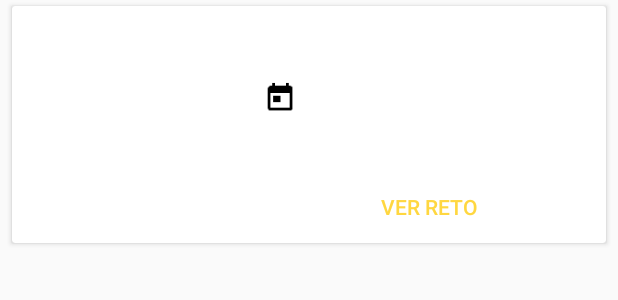
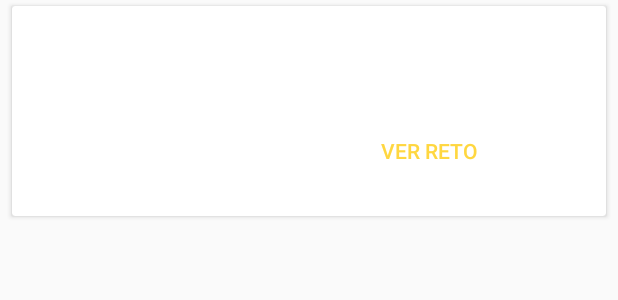
Before and after one commit to GerardoDRM/CampusPartyEconomiaNaranja, an Android app: the layout item_challenges.xml on its own in the app's theme, with its tools: preview values and no code run, on a phone screen of 412 x 824 dp. Shown: the top 300 px of the screen. Run offline under Robolectric (Android 15) with nearby library versions, the phone set to English and light mode, and no system bars.

Commit message:
Fixing details on Challenges and Convocations

```diff
--- a/app/src/main/AndroidManifest.xml
+++ b/app/src/main/AndroidManifest.xml
@@ -34,6 +34,11 @@
             android:parentActivityName="com.craftcode.android.clicksocial.SearchActivity"
             android:theme="@style/AppTheme.NoActionBar" />
 
+        <activity android:name=".WelcomeActivity"
+            android:screenOrientation="portrait"
+            android:theme="@style/AppTheme.NoActionBar"
+            />
+
         <meta-data android:name="com.google.android.geo.API_KEY" android:value="AIzaSyDV4oRSxxaP52OPiQtYZQB7EEoc8tDiu7E"/>
     </application>
 
--- a/app/src/main/java/com/craftcode/android/clicksocial/ChallengesFragment.java
+++ b/app/src/main/java/com/craftcode/android/clicksocial/ChallengesFragment.java
@@ -4,6 +4,7 @@ import android.os.Bundle;
 import android.support.v4.app.Fragment;
 import android.support.v7.widget.RecyclerView;
 import android.support.v7.widget.StaggeredGridLayoutManager;
+import android.util.Log;
 import android.view.LayoutInflater;
 import android.view.View;
 import android.view.ViewGroup;
--- a/app/src/main/java/com/craftcode/android/clicksocial/ConvocationsFragment.java
+++ b/app/src/main/java/com/craftcode/android/clicksocial/ConvocationsFragment.java
@@ -109,6 +109,7 @@ public class ConvocationsFragment extends Fragment {
 
             @Override
             public void onFailure(Throwable t) {
+                Log.d("ERROR DATA", t.getMessage());
                 if (!GeneralConst.checkNetwork(getContext()))
                     GeneralConst.showMessageConnection(getContext());
             }
--- a/app/src/main/java/com/craftcode/android/clicksocial/WelcomeActivity.java
+++ b/app/src/main/java/com/craftcode/android/clicksocial/WelcomeActivity.java
@@ -186,7 +186,7 @@ public class WelcomeActivity extends AppCompatActivity {
             dotsLayout.addView(dots[i]);
         }
 
-        if (dots.length > 0)
-            dots[currentPage].setTextColor(getResources().getColor(R.color.colorAccent));
+//        if (dots.length > 0)
+//            dots[currentPage].setTextColor(getResources().getColor(R.color.colorAccent));
     }
 }
--- a/app/src/main/res/layout/item_challenges.xml
+++ b/app/src/main/res/layout/item_challenges.xml
@@ -11,7 +11,7 @@
 
     <LinearLayout
         android:layout_width="match_parent"
-        android:layout_height="match_parent"
+        android:layout_height="140dp"
         android:orientation="horizontal"
         >
 
@@ -34,36 +34,35 @@
                 android:paddingLeft="8dp"
                 android:paddingRight="8dp"
                 android:paddingStart="8dp"
-
                 android:paddingTop="4dp"
                 android:textColor="@color/black_semi_transparent"
-                android:textSize="24sp" />
+                android:textSize="20sp" />
 
 
-            <ImageView
-                android:layout_width="22dp"
-                android:layout_height="22dp"
-                android:layout_marginLeft="8dp"
-                android:layout_marginStart="8dp"
-                android:layout_marginRight="8dp"
-                android:src="@drawable/ic_today_black_24dp"
-                android:tint="@color/black_semi_transparent"
-                android:id="@+id/imageView6"
-                android:layout_below="@+id/title"
-                android:layout_alignParentLeft="true"
-                android:layout_alignParentStart="true"
-                android:layout_marginTop="10dp" />
+            <!--<ImageView-->
+                <!--android:layout_width="22dp"-->
+                <!--android:layout_height="22dp"-->
+                <!--android:layout_marginLeft="8dp"-->
+                <!--android:layout_marginStart="8dp"-->
+                <!--android:layout_marginRight="8dp"-->
+                <!--android:src="@drawable/ic_today_black_24dp"-->
+                <!--android:tint="@color/black_semi_transparent"-->
+                <!--android:id="@+id/imageView6"-->
+                <!--android:layout_below="@+id/title"-->
+                <!--android:layout_alignParentLeft="true"-->
+                <!--android:layout_alignParentStart="true"-->
+                <!--android:layout_marginTop="10dp" />-->
 
-            <TextView
-                android:layout_width="match_parent"
-                android:layout_height="wrap_content"
-                android:id="@+id/creation"
-                android:paddingLeft="8dp"
-                android:paddingStart="8dp"
-                android:paddingRight="8dp"
-                android:layout_alignBottom="@+id/imageView6"
-                android:layout_toRightOf="@+id/imageView6"
-                android:layout_toEndOf="@+id/imageView6" />
+            <!--<TextView-->
+                <!--android:layout_width="match_parent"-->
+                <!--android:layout_height="wrap_content"-->
+                <!--android:id="@+id/creation"-->
+                <!--android:paddingLeft="8dp"-->
+                <!--android:paddingStart="8dp"-->
+                <!--android:paddingRight="8dp"-->
+                <!--android:layout_alignBottom="@+id/imageView6"-->
+                <!--android:layout_toRightOf="@+id/imageView6"-->
+                <!--android:layout_toEndOf="@+id/imageView6" />-->
 
             <TextView
                 android:id="@+id/description"
@@ -78,7 +77,7 @@
                 android:textSize="14sp"
                 android:maxLines="2"
                 android:textColor="@color/black_semi_transparent"
-                android:layout_below="@+id/creation"
+                android:layout_below="@+id/title"
                 android:layout_alignParentLeft="true"
                 android:layout_alignParentStart="true" />
 
```
Also changed, not shown: app/src/main/java/com/craftcode/android/clicksocial/ChallengeActivity.java (+6 -6 lines), app/src/main/java/com/craftcode/android/clicksocial/ConvocationActivity.java (+6 -6 lines), app/src/main/java/com/craftcode/android/clicksocial/adapter/ChallengesListAdapter.java (+8 -8 lines), app/src/main/java/com/craftcode/android/clicksocial/adapter/ConvocationsListAdapter.java (+10 -9 lines), app/src/main/java/com/craftcode/android/clicksocial/models/Challenge.java (+8 -10 lines), app/src/main/java/com/craftcode/android/clicksocial/models/Convocation.java (+8 -10 lines), app/src/main/res/layout/item_convocation.xml (+24 -24 lines).
